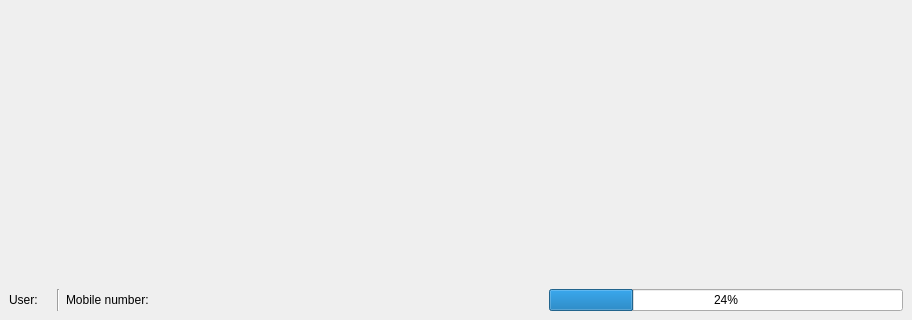
This is app/views/templates/generated/Manage.ui in rondalefloyd/mts-pos as Qt 5 draws it before an edit; both pictures show x 0 to 912 and y 280 to 600 of the 912 by 600 pixel window. The edited form follows.
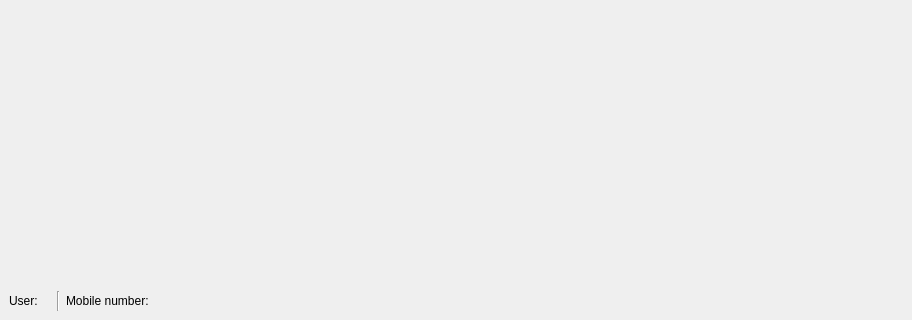
This is the edited form.

What changed in the file:
```diff
--- a/app/views/templates/generated/Manage.ui
+++ b/app/views/templates/generated/Manage.ui
@@ -15,6 +15,18 @@
   </property>
   <widget class="QWidget" name="centralwidget">
    <layout class="QVBoxLayout" name="verticalLayout">
+    <property name="leftMargin">
+     <number>0</number>
+    </property>
+    <property name="topMargin">
+     <number>0</number>
+    </property>
+    <property name="rightMargin">
+     <number>0</number>
+    </property>
+    <property name="bottomMargin">
+     <number>0</number>
+    </property>
     <item>
      <widget class="QStackedWidget" name="stackedWidgetManage">
       <widget class="QWidget" name="pageSales"/>
@@ -28,9 +40,8 @@
      </widget>
     </item>
     <item>
-     <layout class="QHBoxLayout" name="horizontalLayout_2">
-      <item>
-       <layout class="QHBoxLayout" name="horizontalLayout">
+     <widget class="QWidget" name="widgetStatusBar" native="true">
+      <layout class="QHBoxLayout" name="horizontalLayout_3">
         <item>
          <layout class="QHBoxLayout" name="horizontalLayout_4">
           <item>
@@ -87,27 +98,8 @@
           </property>
          </spacer>
         </item>
-        <item>
-         <layout class="QHBoxLayout" name="horizontalLayout_3">
-          <item>
-           <widget class="QLabel" name="labelDatabaseSource">
-            <property name="text">
-             <string>&lt;DatabaseSouce&gt;</string>
-            </property>
-           </widget>
-          </item>
-          <item>
-           <widget class="QProgressBar" name="progressBarStorage">
-            <property name="value">
-             <number>24</number>
-            </property>
-           </widget>
-          </item>
-         </layout>
-        </item>
-       </layout>
-      </item>
-     </layout>
+      </layout>
+     </widget>
     </item>
    </layout>
   </widget>
```
Left out of the diff: 85 changed lines with no effect on the pictures. Lines whose indentation alone changed are shown as unchanged.
